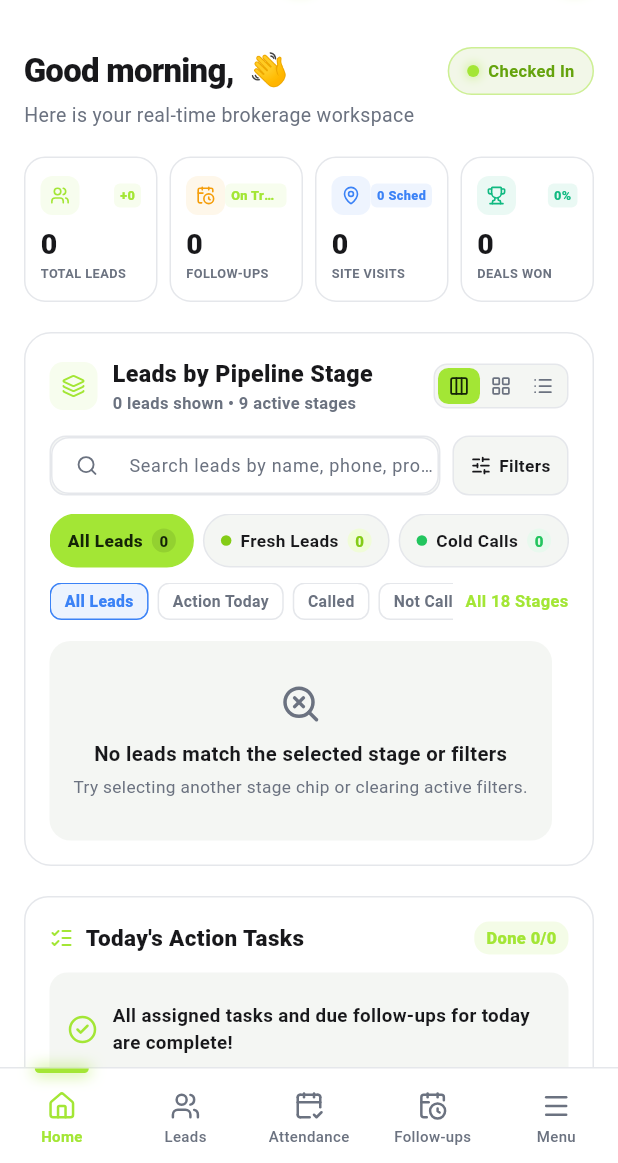
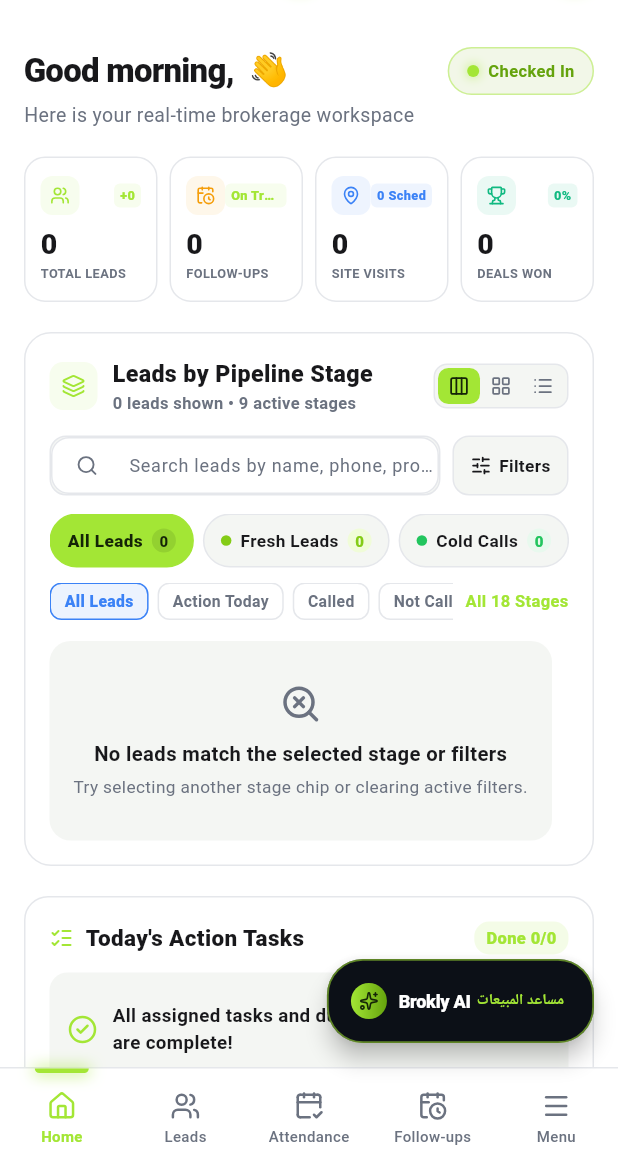
Before and after one commit to theknightf/brokly-crm, a Flutter app: the screen it shows once a user with an empty profile is signed in, on a phone screen of 412 x 824 dp, the part 73-1236 px from its top. Run offline on Flutter 3.47's test engine with Material 3 defaults, Android fonts, the phone set to English and light mode, and no system bars; our stand-ins replace geolocator, go_router, lucide_icons_flutter, permission_handler, supabase_flutter; missing offline and left inert: call_log, flutter_overlay_window, phone_state; accounts and stored records are empty.

Commit message:
feat(mobile): integrate Groq AI Assistant with model fallback, 15s timeout, and CRM Supabase tools

```diff
--- a/mobile_flutter/lib/core/utils/arabic_normalizer.dart
+++ b/mobile_flutter/lib/core/utils/arabic_normalizer.dart
@@ -6,7 +6,7 @@ class ArabicNormalizer {
   static final Set<String> _arabicStopWords = {
     'مين', 'مين_هو', 'العميل', 'عميل', 'اللي', 'الي', 'يلي', 'عاوز', 'عايز', 'عايزه', 'عاوزه',
     'يشتري', 'شراء', 'محتاج', 'محتاجه', 'مهتم', 'مهتمه', 'بيدور', 'بتدور', 'دورلي', 'ابحثلي',
-    'في', 'فى', 'عن', 'من', 'الي', 'على', 'علي', 'مع', 'لو', 'سمحت', 'ممكن', 'هاتلي', 'اديني',
+    'في', 'فى', 'عن', 'من', 'على', 'علي', 'مع', 'لو', 'سمحت', 'ممكن', 'هاتلي', 'اديني',
     'هو', 'هي', 'هم', 'كل', 'اي', 'اية', 'ايه', 'كان', 'قال', 'سأل', 'طلب', 'بيسال', 'بيسأل',
     'بكام', 'كام', 'فين', 'شقه', 'شقة', 'فيلا', 'وحده', 'وحدة'
   };
--- a/mobile_flutter/lib/data/services/assistant_service.dart
+++ b/mobile_flutter/lib/data/services/assistant_service.dart
@@ -471,8 +471,8 @@ class AssistantService {
         query = query.or(terms.map((t) => 'name.ilike.%$t%').join(','));
       }
       final matches = await query.order('created_at', ascending: false).limit(1);
-      if (matches != null && (matches as List).isNotEmpty) {
-        resolvedLead = matches.first as Map<String, dynamic>;
+      if (matches.isNotEmpty) {
+        resolvedLead = matches.first;
         resolutionNote = 'بالبحث عن الاسم "$leadName"';
       }
     }
--- a/mobile_flutter/lib/features/shell/main_shell.dart
+++ b/mobile_flutter/lib/features/shell/main_shell.dart
@@ -1,6 +1,7 @@
 import 'package:flutter/material.dart';
 import 'package:lucide_icons_flutter/lucide_icons.dart';
 import '../../core/theme/app_colors.dart';
+import '../assistant/assistant_chat_screen.dart';
 import '../attendance/attendance_screen.dart';
 import '../calculator/unit_calculator_screen.dart';
 import '../call_logs/call_logs_screen.dart';
@@ -165,7 +166,51 @@ class _MainShellState extends State<MainShell> {
                 );
               },
             )
-          : null,
+          : FloatingActionButton.extended(
+              backgroundColor: const Color(0xFF0C1017),
+              foregroundColor: Colors.white,
+              elevation: 6,
+              shape: RoundedRectangleBorder(
+                borderRadius: BorderRadius.circular(24),
+                side: BorderSide(color: AppColors.neonLime.withAlpha(140), width: 1.2),
+              ),
+              icon: Container(
+                width: 24,
+                height: 24,
+                decoration: const BoxDecoration(
+                  gradient: LinearGradient(
+                    colors: [AppColors.neonLime, AppColors.primary],
+                  ),
+                  shape: BoxShape.circle,
+                ),
+                child: const Center(
+                  child: Icon(LucideIcons.sparkles, size: 13, color: Color(0xFF142407)),
+                ),
+              ),
+              label: const Row(
+                mainAxisSize: MainAxisSize.min,
+                children: [
+                  Text(
+                    'Brokly AI',
+                    style: TextStyle(
+                      fontSize: 12,
+                      fontWeight: FontWeight.w800,
+                      letterSpacing: -0.2,
+                    ),
+                  ),
+                  SizedBox(width: 4),
+                  Text(
+                    'مساعد المبيعات',
+                    style: TextStyle(
+                      fontSize: 10,
+                      color: AppColors.neonLime,
+                      fontWeight: FontWeight.w600,
+                    ),
+                  ),
+                ],
+              ),
+              onPressed: () => AssistantChatScreen.showAsModal(context),
+            ),
     );
   }
 
```
